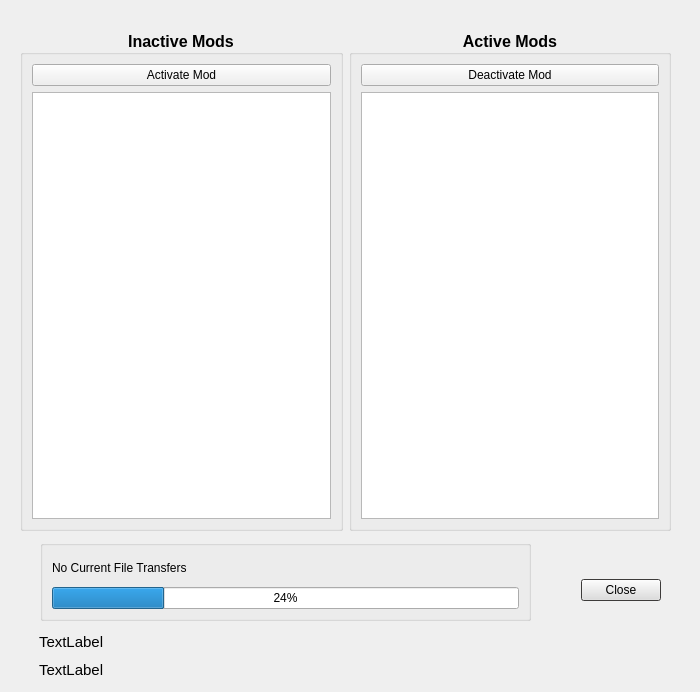
Old version of the form modules/ModManager.ui in the repository rainmakerv3/BB_Launcher.
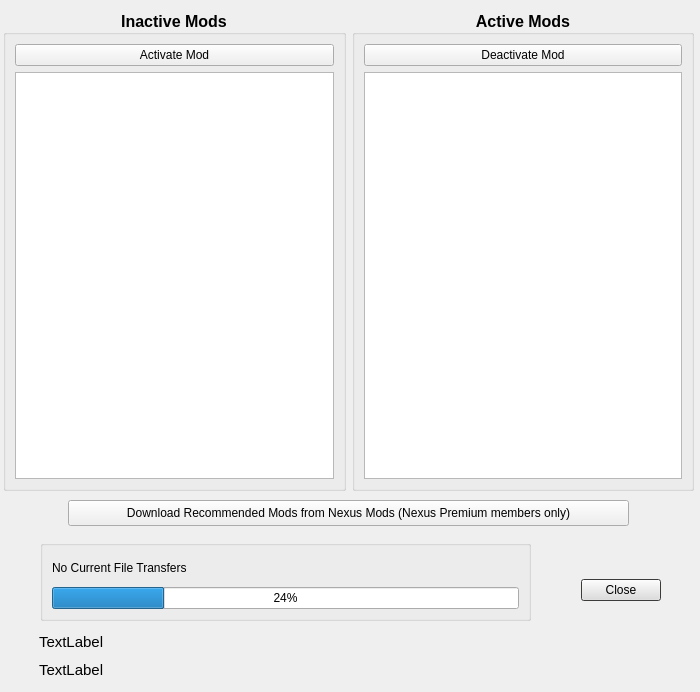
New version of the form.

The edit to the form file:
```diff
--- a/modules/ModManager.ui
+++ b/modules/ModManager.ui
@@ -16,10 +16,10 @@
   <widget class="QWidget" name="horizontalLayoutWidget">
    <property name="geometry">
     <rect>
-     <x>20</x>
-     <y>30</y>
-     <width>651</width>
-     <height>501</height>
+     <x>3</x>
+     <y>10</y>
+     <width>691</width>
+     <height>481</height>
     </rect>
    </property>
    <layout class="QHBoxLayout" name="horizontalLayout">
@@ -295,6 +295,19 @@
     </item>
    </layout>
   </widget>
+  <widget class="QPushButton" name="pushButton">
+   <property name="geometry">
+    <rect>
+     <x>68</x>
+     <y>500</y>
+     <width>561</width>
+     <height>26</height>
+    </rect>
+   </property>
+   <property name="text">
+    <string>Download Recommended Mods from Nexus Mods (Nexus Premium members only)</string>
+   </property>
+  </widget>
  </widget>
  <resources/>
  <connections>
```
